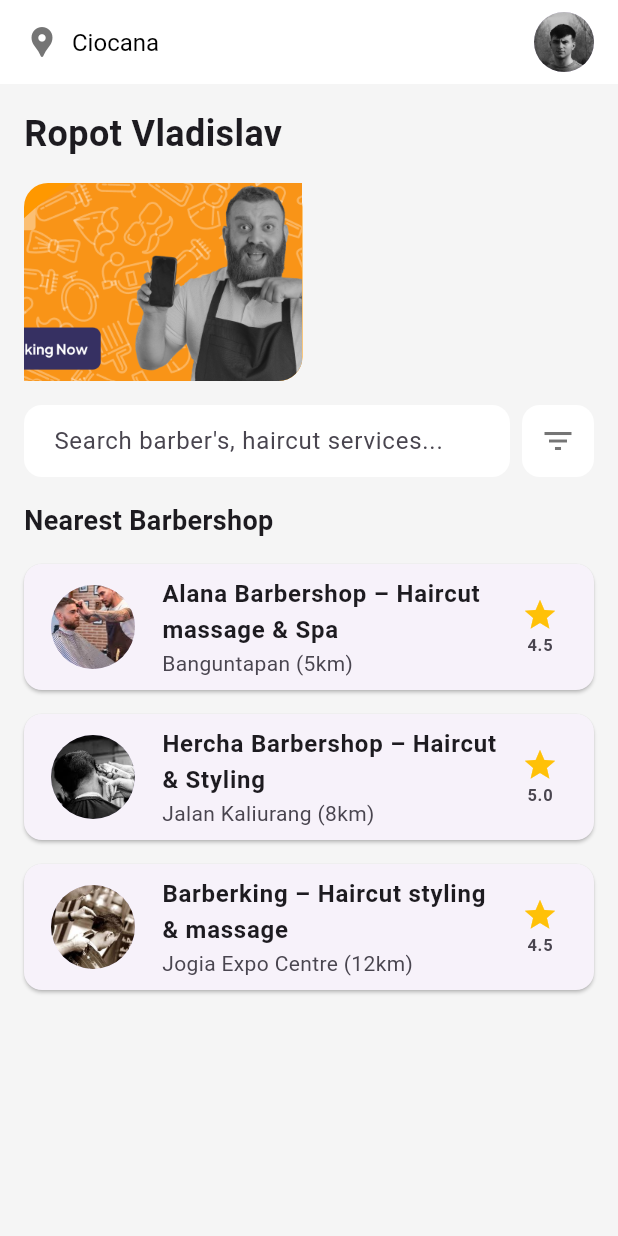
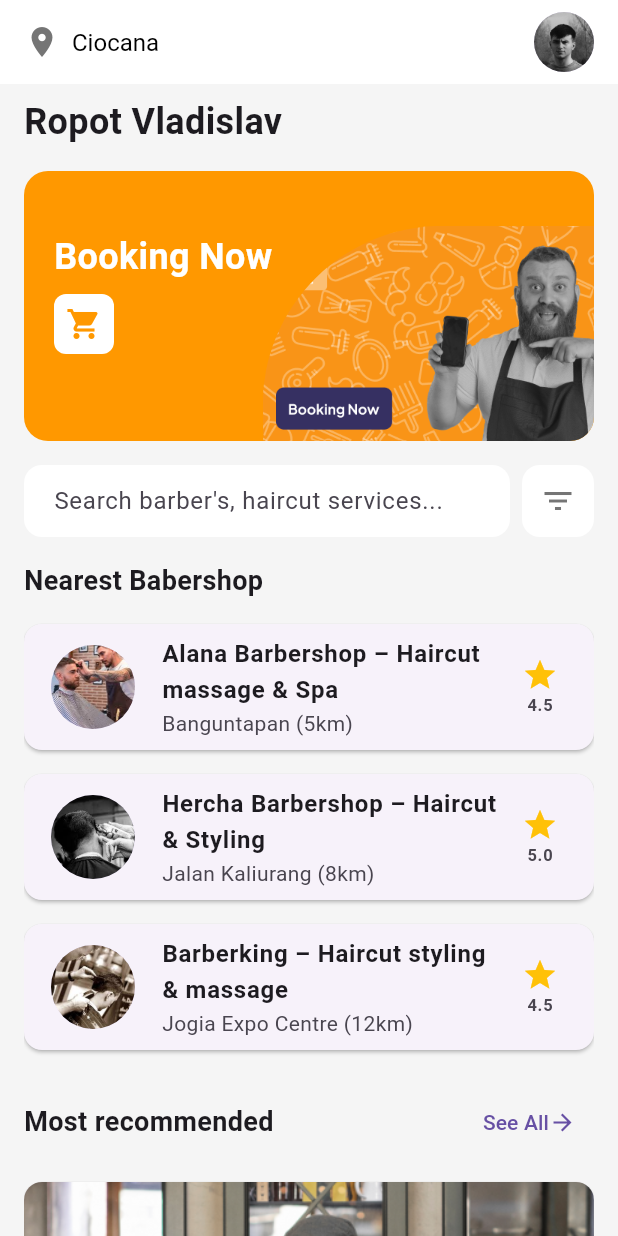
Before and after one commit to VladislavRopot/lab2, a Flutter app: the screen it shows after launch, on a phone screen of 412 x 824 dp. Run offline on Flutter 3.47's test engine with Material 3 defaults, Android fonts, the phone set to English and light mode, and no system bars.

Commit message:
Add new changes

```diff
--- a/lib/main.dart
+++ b/lib/main.dart
@@ -16,75 +16,73 @@ class BarberHomePage extends StatelessWidget {
   @override
   Widget build(BuildContext context) {
     return Scaffold(
-      backgroundColor: Colors.grey.shade100,
+      backgroundColor: Colors.grey[100],
       appBar: AppBar(
         backgroundColor: Colors.white,
         elevation: 0,
         title: Row(
           children: [
-            Icon(Icons.location_pin, color: Colors.grey[600]),
+            Icon(Icons.location_on, color: Colors.grey[600]),
             SizedBox(width: 8),
-            Text("Ciocana",
-                style: TextStyle(color: Colors.black, fontSize: 16)),
+            Text(
+              "Ciocana",
+              style: TextStyle(color: Colors.black, fontSize: 16),
+            ),
           ],
         ),
         actions: [
-          Padding(
-            padding: const EdgeInsets.only(right: 16),
-            child: CircleAvatar(
+          CircleAvatar(
             backgroundImage: AssetImage("asset/fotop.png"),
           ),
-          ),
+          SizedBox(width: 16),
         ],
       ),
       body: Padding(
-        padding: const EdgeInsets.all(16.0),
+        padding: const EdgeInsets.symmetric(horizontal: 16.0),
         child: Column(
           crossAxisAlignment: CrossAxisAlignment.start,
           children: [
-            Text("Ropot Vladislav",
-                style: TextStyle(fontSize: 24, fontWeight: FontWeight.bold)),
-            SizedBox(height: 16),
-            _bookingCard(),
-            SizedBox(height: 16),
-            _searchSection(),
-            SizedBox(height: 16),
-            Text("Nearest Barbershop",
-                style: TextStyle(fontSize: 18, fontWeight: FontWeight.bold)),
             SizedBox(height: 8),
-            Expanded(child: _buildBarbershopList()),
-          ],
+            Text(
+              "Ropot Vladislav",
+              style: TextStyle(
+                fontSize: 24,
+                fontWeight: FontWeight.bold,
               ),
             ),
-    );
-  }
-
-  Widget _bookingCard() {
-    return Container(
+            SizedBox(height: 16),
+            Container(
+              width: double.infinity,
+              height: 180,
               decoration: BoxDecoration(
                 color: Colors.orange,
                 borderRadius: BorderRadius.circular(16),
               ),
               child: Stack(
                 children: [
-          Padding(
-            padding: const EdgeInsets.all(20.0),
+                  Positioned(
+                    left: 20,
+                    top: 40,
                     child: Column(
                       crossAxisAlignment: CrossAxisAlignment.start,
                       children: [
-                Text("Booking Now",
+                        Text(
+                          "Booking Now",
                           style: TextStyle(
                             color: Colors.white,
                             fontSize: 24,
                             fontWeight: FontWeight.bold,
-                    )),
-                SizedBox(height: 10),
-                IconButton(
-                  icon: Icon(Icons.shopping_cart, color: Colors.orange),
-                  onPressed: () {},
+                          ),
+                        ),
+                        SizedBox(height: 8),
+                        Container(
+                          padding: EdgeInsets.all(8),
+                          decoration: BoxDecoration(
                             color: Colors.white,
-                  iconSize: 30,
-                  padding: EdgeInsets.all(8),
+                            borderRadius: BorderRadius.circular(8),
+                          ),
+                          child: Icon(Icons.shopping_cart,
+                              size: 24, color: Colors.orange),
                         ),
                       ],
                     ),
@@ -94,17 +92,21 @@ class BarberHomePage extends StatelessWidget {
                     bottom: 0,
                     child: ClipRRect(
                       borderRadius: BorderRadius.only(
-                  topLeft: Radius.circular(120), bottomRight: Radius.circular(16)),
-              child: Image.asset("asset/photo1.png", scale: 2, fit: BoxFit.cover),
+                        topLeft: Radius.circular(120),
+                        bottomRight: Radius.circular(16),
+                      ),
+                      child: Image.asset(
+                        "asset/photo1.png",
+                        scale: 2,
+                        fit: BoxFit.cover,
+                      ),
                     ),
                   ),
                 ],
               ),
-    );
-  }
-
-  Widget _searchSection() {
-    return Row(
+            ),
+            SizedBox(height: 16),
+            Row(
               children: [
                 Expanded(
                   child: TextField(
@@ -116,7 +118,8 @@ class BarberHomePage extends StatelessWidget {
                         borderRadius: BorderRadius.circular(12),
                         borderSide: BorderSide.none,
                       ),
-              contentPadding: EdgeInsets.symmetric(horizontal: 16),
+                      contentPadding:
+                          EdgeInsets.symmetric(vertical: 0, horizontal: 16),
                     ),
                   ),
                 ),
@@ -132,77 +135,203 @@ class BarberHomePage extends StatelessWidget {
                   ),
                 ),
               ],
+            ),
+            SizedBox(height: 16),
+            Text(
+              "Nearest Babershop",
+              style: TextStyle(fontSize: 18, fontWeight: FontWeight.bold),
+            ),
+            SizedBox(height: 8),
+            Expanded(
+              child: ListView(
+                children: [
+                  barbershopCard(
+                    context: context,
+                    title: "Alana Barbershop – Haircut massage & Spa",
+                    distance: "Banguntapan (5km)",
+                    rating: 4.5,
+                    imageUrl: "asset/foto3.jpeg",
+                  ),
+                  barbershopCard(
+                    context: context,
+                    title: "Hercha Barbershop – Haircut & Styling",
+                    distance: "Jalan Kaliurang (8km)",
+                    rating: 5.0,
+                    imageUrl: "asset/foto4.jpeg",
+                  ),
+                  barbershopCard(
+                    context: context,
+                    title: "Barberking – Haircut styling & massage",
+                    distance: "Jogia Expo Centre (12km)",
+                    rating: 4.5,
+                    imageUrl: "asset/foto5.jpeg",
+                  ),
+                  SizedBox(height: 16),
+                  Row(
+                    mainAxisAlignment: MainAxisAlignment.spaceBetween,
+                    children: [
+                      Text(
+                        "Most recommended",
+                        style: TextStyle(
+                            fontSize: 18, fontWeight: FontWeight.bold),
+                      ),
+                      TextButton(
+                        onPressed: () {},
+                        child: Row(
+                          children: [
+                            Text("See All"),
+                            Icon(Icons.arrow_forward),
+                          ],
+                        ),
+                      ),
+                    ],
+                  ),
+                  SizedBox(height: 8),
+                  recommendedBarbershopCard(
+                    context: context,
+                    title: "Master piece Barbershop – Haircut styling",
+                    distance: "Joga Expo Centre (2km)",
+                    rating: 5.0,
+                    imageUrl: "asset/foto2.png",
+                    isHighlighted: true,
+                  ),
+                  barbershopCard(
+                    context: context,
+                    title: "Varcity Barbershop Jogja ex The Varcher",
+                    distance: "Condongcatur (10km)",
+                    rating: 4.5,
+                    imageUrl: "asset/foto6.jpeg",
+                  ),
+                  barbershopCard(
+                    context: context,
+                    title: "Twinsky Monkey Barber & Men Stuff",
+                    distance: "Jl Taman Siswa (8km)",
+                    rating: 5.0,
+                    imageUrl: "asset/foto7.jpeg",
+                  ),
+                  barbershopCard(
+                    context: context,
+                    title: "Barberman – Haircut styling & massage",
+                    distance: "J-Walk Centre (17km)",
+                    rating: 4.5,
+                    imageUrl: "asset/foto9.jpeg",
+                  ),
+                ],
+              ),
+            ),
+          ],
+        ),
+      ),
     );
   }
 
-  Widget _buildBarbershopList() {
-    final barbershops = [
-      Barbershop(
-          title: "Alana Barbershop – Haircut massage & Spa",
-          distance: "Banguntapan (5km)",
-          rating: 4.5,
-          imageUrl: "asset/foto3.jpeg"),
-      Barbershop(
-          title: "Hercha Barbershop – Haircut & Styling",
-          distance: "Jalan Kaliurang (8km)",
-          rating: 5.0,
-          imageUrl: "asset/foto4.jpeg"),
-      Barbershop(
-          title: "Barberking – Haircut styling & massage",
-          distance: "Jogia Expo Centre (12km)",
-          rating: 4.5,
-          imageUrl: "asset/foto5.jpeg"),
-    ];
-
-    return ListView.builder(
-      itemCount: barbershops.length,
-      itemBuilder: (context, index) {
-        return BarbershopCard(barbershop: barbershops[index]);
-      },
-    );
-  }
-}
-
-class Barbershop {
-  final String title;
-  final String distance;
-  final double rating;
-  final String imageUrl;
-
-  Barbershop(
-      {required this.title,
-      required this.distance,
-      required this.rating,
-      required this.imageUrl});
-}
-
-class BarbershopCard extends StatelessWidget {
-  final Barbershop barbershop;
-
-  BarbershopCard({required this.barbershop});
-
-  @override
-  Widget build(BuildContext context) {
+  Widget barbershopCard({
+    required BuildContext context,
+    required String title,
+    required String distance,
+    required double rating,
+    required String imageUrl,
+  }) {
     return Card(
-      shape: RoundedRectangleBorder(borderRadius: BorderRadius.circular(12)),
       margin: EdgeInsets.symmetric(vertical: 8),
+      shape: RoundedRectangleBorder(
+        borderRadius: BorderRadius.circular(12),
+      ),
       child: ListTile(
         leading: CircleAvatar(
-          backgroundImage: AssetImage(barbershop.imageUrl),
+          backgroundImage: AssetImage(imageUrl),
           radius: 30,
         ),
-        title: Text(barbershop.title,
-            style: TextStyle(fontWeight: FontWeight.bold)),
-        subtitle: Text(barbershop.distance),
+        title: Text(
+          title,
+          style: TextStyle(fontWeight: FontWeight.bold),
+        ),
+        subtitle: Text(distance),
         trailing: Column(
           mainAxisAlignment: MainAxisAlignment.center,
           children: [
             Icon(Icons.star, color: Colors.amber),
-            Text(barbershop.rating.toString(),
+            Text(rating.toString(),
                 style: TextStyle(fontWeight: FontWeight.bold)),
           ],
         ),
       ),
     );
   }
+
+  Widget recommendedBarbershopCard({
+    required BuildContext context,
+    required String title,
+    required String distance,
+    required double rating,
+    required String imageUrl,
+    bool isHighlighted = false,
+  }) {
+    return Card(
+      margin: EdgeInsets.symmetric(vertical: 8),
+      shape: RoundedRectangleBorder(
+        borderRadius: BorderRadius.circular(12),
+      ),
+      child: Column(
+        crossAxisAlignment: CrossAxisAlignment.start,
+        children: [
+          Stack(
+            children: [
+              ClipRRect(
+                borderRadius: BorderRadius.vertical(top: Radius.circular(12)),
+                child: Image.asset(
+                  imageUrl, //
+                  width: double.infinity,
+                  height: 160,
+                  fit: BoxFit.cover,
+                ),
+              ),
+              Positioned(
+                bottom: 16,
+                right: 16,
+                child: ElevatedButton(
+                  onPressed: () {},
+                  child: Text("Booking"),
+                  style: ElevatedButton.styleFrom(
+                    backgroundColor: Colors.purple,
+                    shape: RoundedRectangleBorder(
+                      borderRadius: BorderRadius.circular(8),
+                    ),
+                  ),
+                ),
+              ),
+            ],
+          ),
+          Padding(
+            padding: const EdgeInsets.all(16.0),
+            child: Column(
+              crossAxisAlignment: CrossAxisAlignment.start,
+              children: [
+                Text(
+                  title,
+                  style: TextStyle(fontSize: 16, fontWeight: FontWeight.bold),
+                ),
+                SizedBox(height: 4),
+                Row(
+                  children: [
+                    Icon(Icons.location_on, size: 16, color: Colors.grey),
+                    SizedBox(width: 4),
+                    Text(distance),
+                  ],
+                ),
+                SizedBox(height: 8),
+                Row(
+                  children: [
+                    Icon(Icons.star, color: Colors.amber),
+                    Text(rating.toString(),
+                        style: TextStyle(fontWeight: FontWeight.bold)),
+                  ],
+                ),
+              ],
+            ),
+          ),
+        ],
+      ),
+    );
   }
+}
```
Lines whose indentation alone changed are shown as unchanged.
